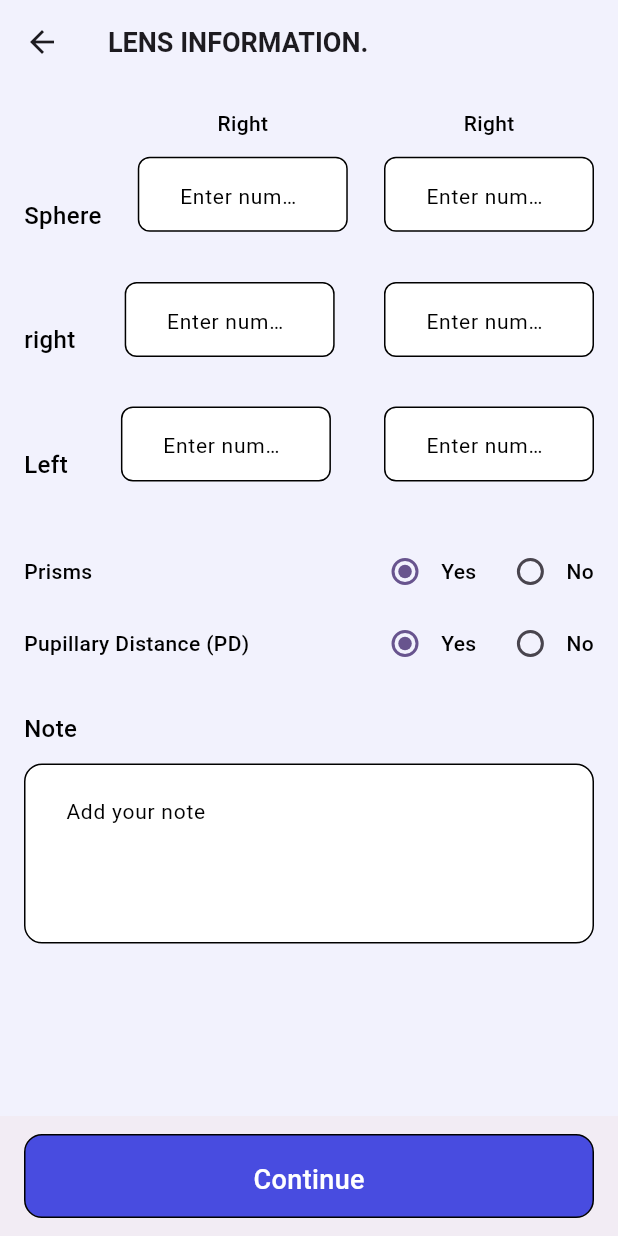
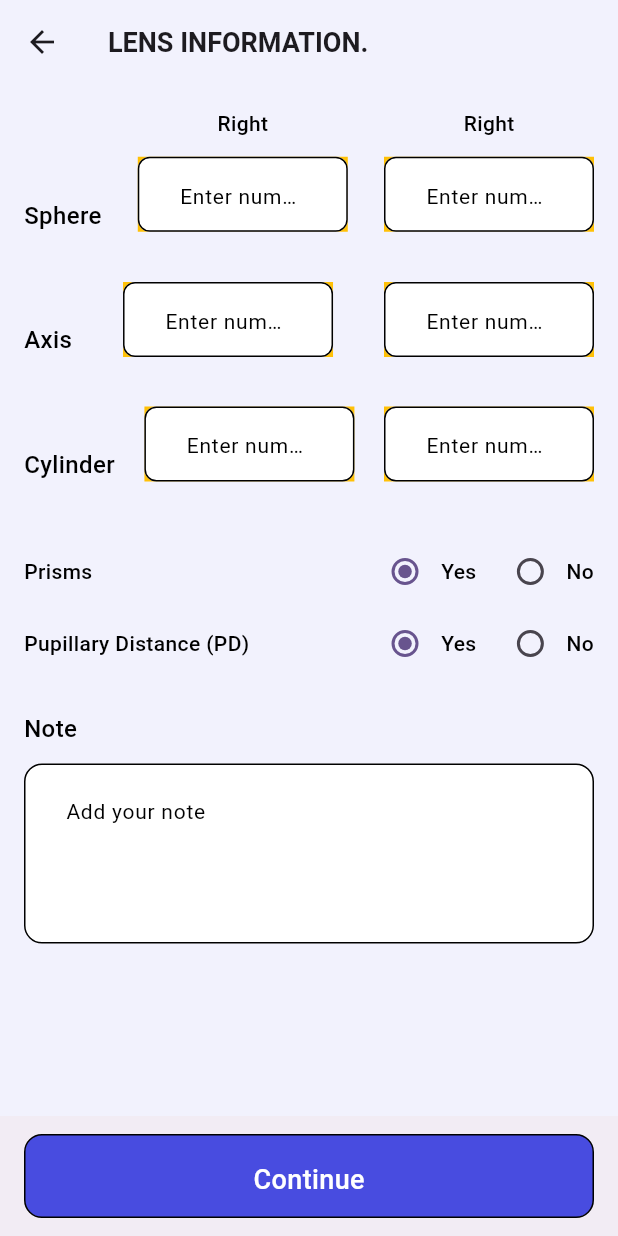
Before and after one commit to Kunalkarmavat/Eye-Glass-Prescription, a Flutter app: the LensInfoScreen screen opened by its route, on a phone screen of 412 x 824 dp. Run offline on Flutter 3.47's test engine with Material 3 defaults, Android fonts, the phone set to English and light mode, and no system bars; our stand-ins replace flutter_dotenv, google_fonts.

Commit message:
made some changes

```diff
--- a/lib/screens/lens_info_screen.dart
+++ b/lib/screens/lens_info_screen.dart
@@ -56,10 +56,11 @@ class _LensInfoScreenState extends State<LensInfoScreen> {
           LensInput(
               eye: "Sphere",
               controller: _rightSphere,
+              controller: _leftSphere,
               label1: "Right",
               label2: "Add"),
-          LensInput(eye: "right", controller: _leftSphere),
-          LensInput(eye: "Left", controller: _leftSphere),
+          LensInput(eye: "Axis", controller: _leftSphere),
+          LensInput(eye: "Cylinder", controller: _leftSphere),
           const SizedBox(height: 24),
 
           const SizedBox(height: 12),
--- a/lib/widgets/lens_input_field.dart
+++ b/lib/widgets/lens_input_field.dart
@@ -3,7 +3,9 @@ import 'package:flutter/services.dart';
 
 class LensInputField extends StatelessWidget {
   const LensInputField(
-      {super.key, required this.label, required this.controller});
+      {super.key, required this.label, required this.controller,
+
+      });
 
   final String label;
   final TextEditingController controller;
@@ -13,10 +15,14 @@ class LensInputField extends StatelessWidget {
     return Column(
       crossAxisAlignment: CrossAxisAlignment.center,
       children: [
+
         Text(label, style: _fieldLabelStyle),
         const SizedBox(height: 12),
-        SizedBox(
+        Container(
+          color: Colors.amber,
+          child: SizedBox(
             width: 140,
+
             height: 50,
             child: TextField(
               keyboardType: TextInputType.number,
@@ -44,6 +50,7 @@ class LensInputField extends StatelessWidget {
               ),
             ),
           ),
+        ),
       ],
     );
   }
```
Also changed, not shown: lib/screens/home_screen.dart (+48 -3 lines). Lines whose indentation alone changed are shown as unchanged.
